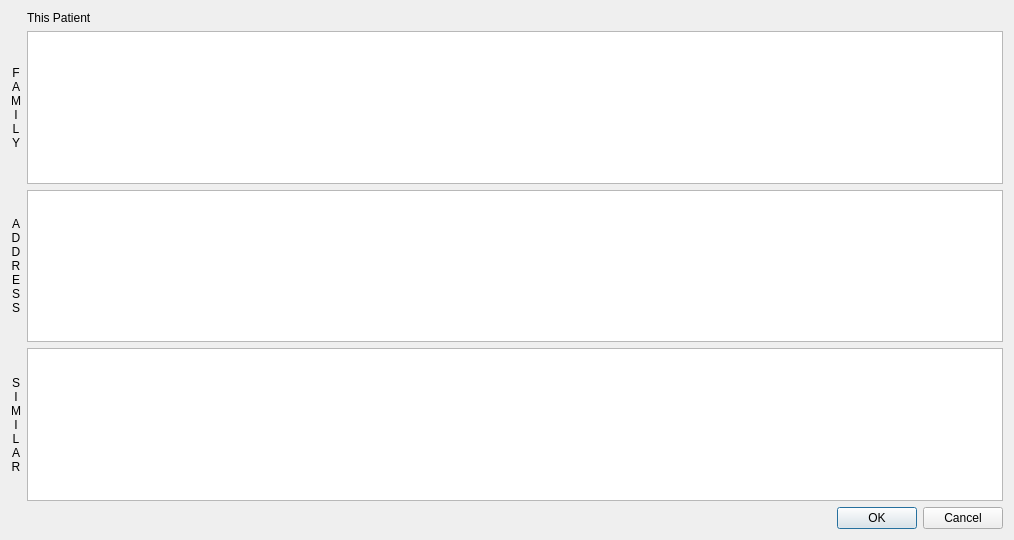
rowinggolfer/openmolar1, file src/openmolar/qt-designer/related_patients.ui: the form before one commit.
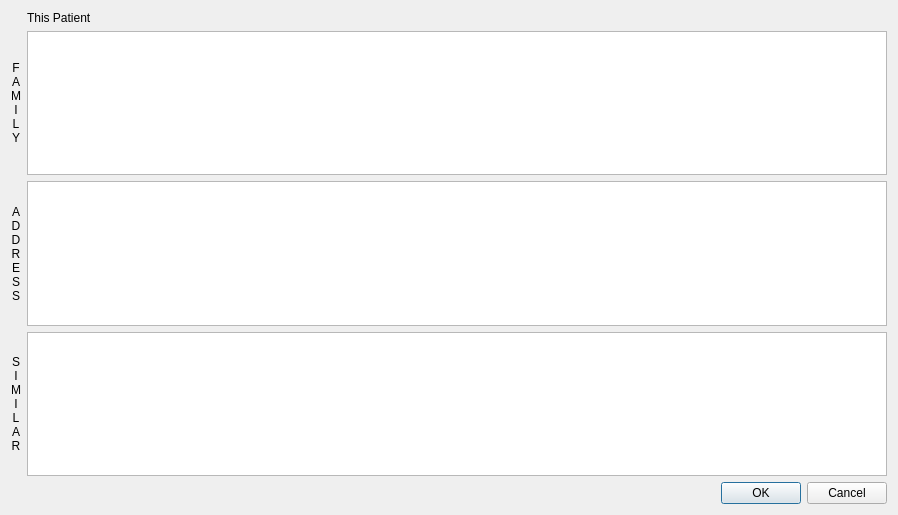
The form after the commit.

Commit message: double click on related

Diff of the .ui file:
```diff
--- a/src/openmolar/qt-designer/related_patients.ui
+++ b/src/openmolar/qt-designer/related_patients.ui
@@ -1,12 +1,12 @@
 <ui version="4.0" >
  <class>Dialog</class>
- <widget class="QDialog" name="Dialog" >
-  <property name="geometry" >
+ <widget class="QDialog" name="Dialog">
+  <property name="geometry">
    <rect>
     <x>0</x>
     <y>0</y>
-    <width>1014</width>
-    <height>540</height>
+    <width>898</width>
+    <height>515</height>
    </rect>
   </property>
   <property name="windowTitle" >
```
Left out of the diff: 91 changed lines with no effect on the pictures. The commit also changes 6 other files.
